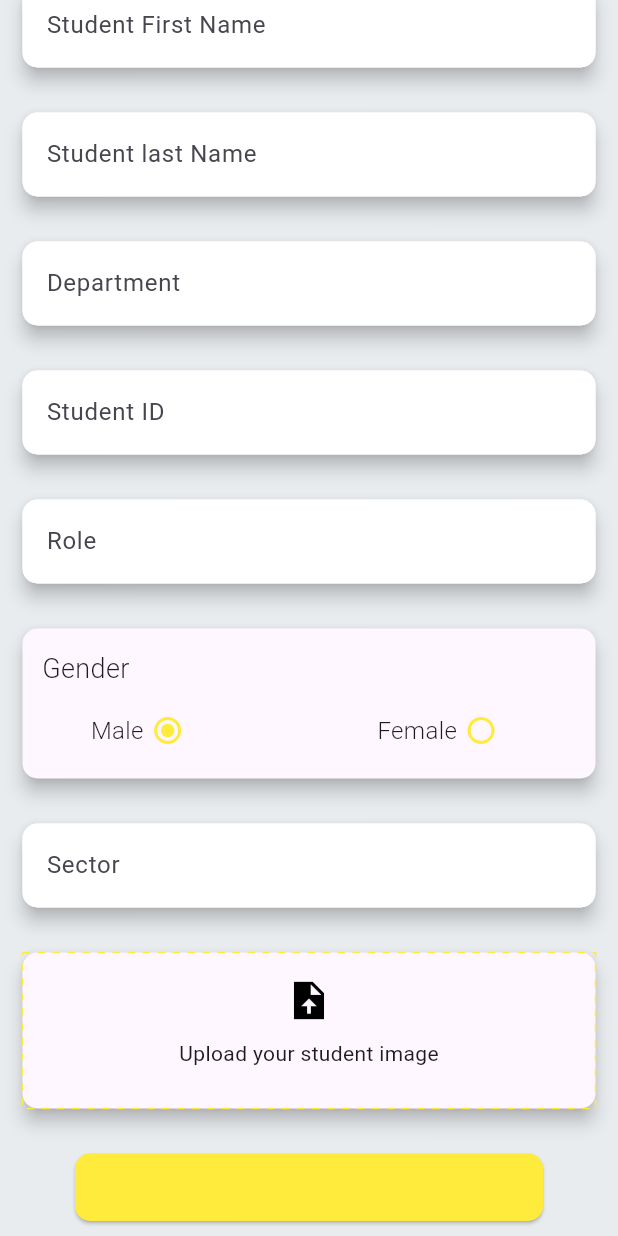
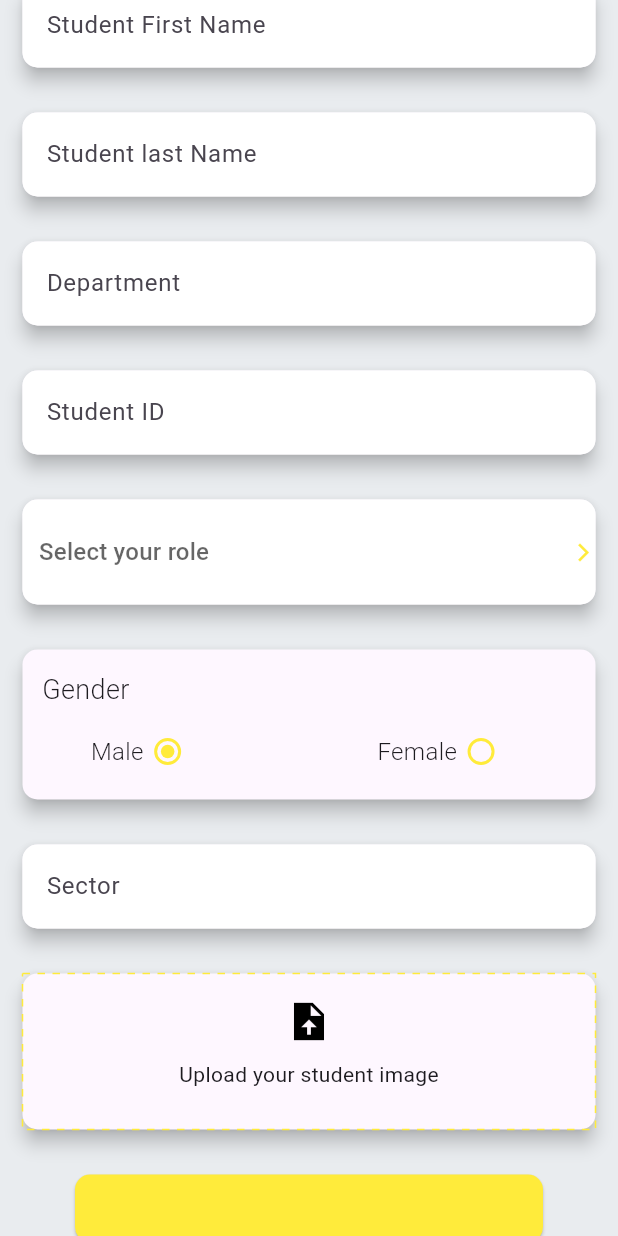
Before and after one commit to dylangab/id_app, a Flutter app: the SectorAccountCreate screen opened directly, scrolled down 127 dp, on a phone screen of 412 x 824 dp. Run offline on Flutter 3.47's test engine with Material 3 defaults, Android fonts, the light colour scheme and no system bars; drawn by our look-alikes of dotted_border, dropdown_button2; our stand-ins replace animated_custom_dropdown, cloud_firestore, firebase_auth, firebase_core, firebase_storage, flutter_staggered_animations and 4 more; accounts and stored records are empty.

Commit message:
added dropdownbutton

```diff
--- /dev/null
+++ b/lib/Utils/Widgets/dropdownButton.dart
@@ -0,0 +1,124 @@
+import 'package:dropdown_button2/dropdown_button2.dart';
+import 'package:flutter/material.dart';
+import 'package:flutter/widgets.dart';
+
+class CustomDropDownButton extends StatefulWidget {
+  List<String> dropdownItems = [];
+  String? selectedValue;
+  String hintText;
+  FocusNode searchNode = FocusNode();
+  TextEditingController searchController = TextEditingController();
+  CustomDropDownButton(
+      {super.key,
+      required this.dropdownItems,
+      required this.hintText,
+      required this.selectedValue,
+      required this.searchController,
+      required this.searchNode});
+
+  @override
+  State<CustomDropDownButton> createState() => _CustomDropDownButtonState();
+}
+
+class _CustomDropDownButtonState extends State<CustomDropDownButton> {
+  @override
+  Widget build(BuildContext context) {
+    return DropdownButtonHideUnderline(
+      child: DropdownButton2(
+        hint: const Padding(
+          padding: EdgeInsets.only(left: 10),
+          child: Text(
+            "Select your role",
+            style: TextStyle(fontSize: 16),
+          ),
+        ),
+        items: widget.dropdownItems
+            .map((String item) => DropdownMenuItem<String>(
+                  value: item,
+                  child: Padding(
+                    padding: const EdgeInsets.only(left: 10),
+                    child: Text(
+                      item,
+                      style: const TextStyle(
+                        fontSize: 16,
+                        color: Colors.black,
+                      ),
+                      overflow: TextOverflow.ellipsis,
+                    ),
+                  ),
+                ))
+            .toList(),
+        value: widget.selectedValue,
+        onChanged: (value) {
+          setState(() {
+            widget.selectedValue = value.toString();
+          });
+        },
+        buttonStyleData: ButtonStyleData(
+            width: MediaQuery.of(context).size.width,
+            height: 70,
+            elevation: 5,
+            decoration: BoxDecoration(
+                color: Colors.white,
+                borderRadius: BorderRadius.circular(10),
+                border: Border.all(
+                  style: BorderStyle.none,
+                ))),
+        iconStyleData: const IconStyleData(
+          icon: Icon(
+            Icons.arrow_forward_ios_outlined,
+          ),
+          iconSize: 14,
+          iconEnabledColor: Colors.yellow,
+          iconDisabledColor: Colors.grey,
+        ),
+        dropdownStyleData: DropdownStyleData(
+            maxHeight: 200,
+            width: MediaQuery.of(context).size.width,
+            decoration: BoxDecoration(
+              borderRadius: BorderRadius.circular(14),
+              color: Colors.white,
+            )),
+        menuItemStyleData: const MenuItemStyleData(
+          height: 40,
+          padding: EdgeInsets.only(left: 14, right: 14),
+        ),
+        dropdownSearchData: DropdownSearchData(
+          searchController: widget.searchController,
+          searchInnerWidgetHeight: 50,
+          searchInnerWidget: Container(
+            height: 50,
+            padding: const EdgeInsets.only(
+              top: 8,
+              bottom: 4,
+              right: 8,
+              left: 8,
+            ),
+            child: TextFormField(
+              expands: true,
+              maxLines: null,
+              controller: widget.searchController,
+              focusNode: widget.searchNode,
+              decoration: InputDecoration(
+                isDense: true,
+                contentPadding: const EdgeInsets.symmetric(
+                  horizontal: 10,
+                  vertical: 8,
+                ),
+                hintText: 'Search for an item...',
+                hintStyle: const TextStyle(fontSize: 12),
+                border: OutlineInputBorder(
+                  borderSide: BorderSide.none,
+                  borderRadius: BorderRadius.circular(8),
+                ),
+              ),
+            ),
+          ),
+          searchMatchFn: (item, searchValue) {
+            return item.value.toString().contains(searchValue);
+          },
+        ),
+      ),
+    );
+  }
+}
--- a/lib/pages/createSectorAccountPage.dart
+++ b/lib/pages/createSectorAccountPage.dart
@@ -2,11 +2,13 @@ import 'dart:io';
 import 'package:iconsax/iconsax.dart';
 import 'package:cloud_firestore/cloud_firestore.dart';
 import 'package:flutter/material.dart';
+import 'package:id_app/Utils/Widgets/dropdownButton.dart';
 import 'package:id_app/models/member.dart';
 import 'package:image_picker/image_picker.dart';
 import 'package:provider/provider.dart';
 import 'package:id_app/controllers/ProvideApi.dart';
 import 'package:dotted_border/dotted_border.dart';
+import 'package:dropdown_button2/dropdown_button2.dart';
 
 class SectorAccountCreate extends StatefulWidget {
   const SectorAccountCreate({super.key});
@@ -16,6 +18,7 @@ class SectorAccountCreate extends StatefulWidget {
 }
 
 String gender = "male";
+String? selectedValue;
 bool isUploaded = false;
 AnimationController? _animationController;
 FocusNode _maleRadioButton = FocusNode();
@@ -34,10 +37,22 @@ TextEditingController _firstNameController = TextEditingController();
 FocusNode _firstNode = FocusNode();
 TextEditingController _lastNameController = TextEditingController();
 FocusNode _LastNode = FocusNode();
+TextEditingController _dropDownSearch = TextEditingController();
+FocusNode _dropDownButton = FocusNode();
 bool isLoading = false;
 double? _animationValue;
 XFile? file;
 String? image;
+final List<String> items = [
+  'Item1',
+  'Item2',
+  'Item3',
+  'Item4',
+  'Item5',
+  'Item6',
+  'Item7',
+  'Item8',
+];
 
 class _SectorAccountCreateState extends State<SectorAccountCreate>
     with SingleTickerProviderStateMixin {
@@ -61,7 +76,14 @@ class _SectorAccountCreateState extends State<SectorAccountCreate>
 
   @override
   void dispose() {
+    super.dispose();
     _animationController!.dispose();
+    _firstNameController.dispose();
+    _firstNode.dispose();
+    _lastNameController.dispose();
+    _LastNode.dispose();
+    _studentIdController.dispose();
+    _studentIdNode.dispose();
   }
 
   @override
@@ -191,22 +213,16 @@ class _SectorAccountCreateState extends State<SectorAccountCreate>
                   Padding(
                     padding: const EdgeInsets.only(left: 15, right: 15),
                     child: Material(
-                      elevation: 5,
-                      shape: OutlineInputBorder(
-                          borderSide: BorderSide.none,
-                          borderRadius: BorderRadius.circular(10)),
-                      child: TextFormField(
-                        decoration: const InputDecoration(
-                            hintText: "Role",
-                            helperStyle: TextStyle(fontWeight: FontWeight.w100),
-                            filled: true,
-                            fillColor: Colors.white,
-                            border: OutlineInputBorder(
-                                borderSide: BorderSide.none,
-                                borderRadius:
-                                    BorderRadius.all(Radius.circular(10)))),
-                      ),
-                    ),
+                        elevation: 5,
+                        shape: OutlineInputBorder(
+                            borderSide: BorderSide.none,
+                            borderRadius: BorderRadius.circular(10)),
+                        child: CustomDropDownButton(
+                            dropdownItems: items,
+                            hintText: "Select your role",
+                            selectedValue: selectedValue,
+                            searchController: _dropDownSearch,
+                            searchNode: _dropDownButton)),
                   ),
                   const SizedBox(
                     height: 15 + 15,
--- a/lib/pages/studentInfoPage.dart
+++ b/lib/pages/studentInfoPage.dart
@@ -1,7 +1,6 @@
 //import 'package:advance_pdf_viewer_fork/advance_pdf_viewer_fork.dart';
 import 'package:flutter/material.dart';
 import 'package:provider/provider.dart';
-import 'package:id_app/Utils/pdf.dart';
 import 'package:id_app/controllers/ProvideApi.dart';
 
 class StudentInfoPage extends StatefulWidget {
--- a/pubspec.yaml
+++ b/pubspec.yaml
@@ -33,6 +33,7 @@ dependencies:
   cupertino_icons: ^1.0.6
   document_file_save_plus: ^2.0.0
   dotted_border: ^2.1.0
+  dropdown_button2: ^2.3.9
   firebase_auth: ^4.17.9
   firebase_core: ^2.27.1
   firebase_storage: ^11.6.10
```
Also changed, not shown: pubspec.lock.
